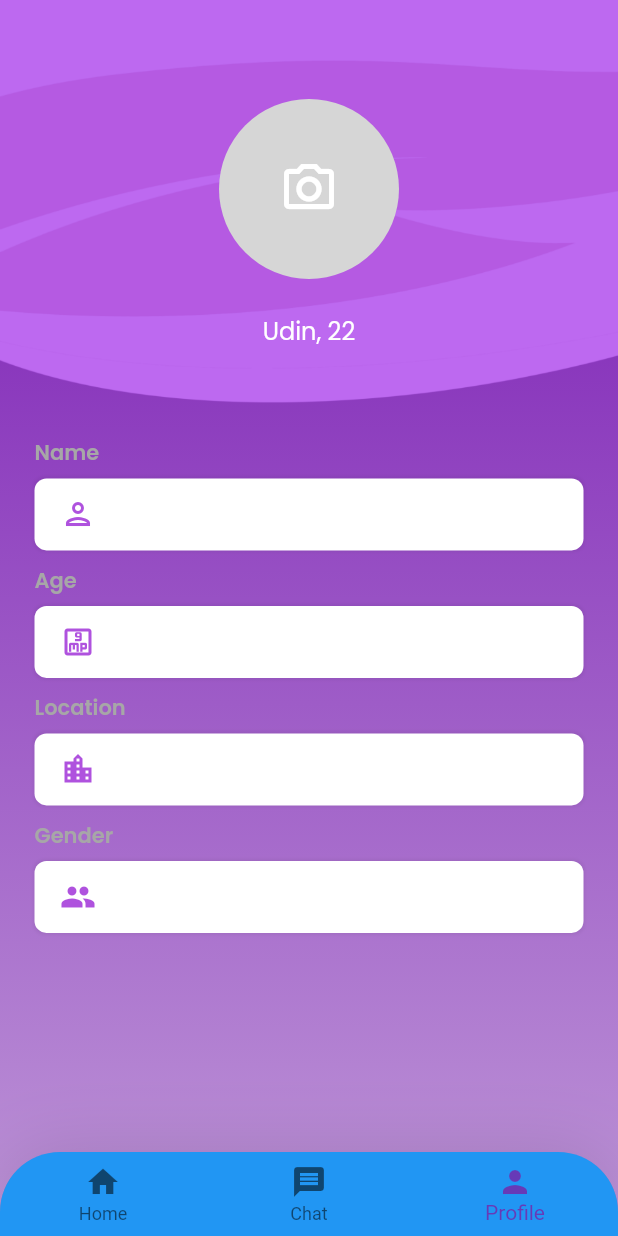
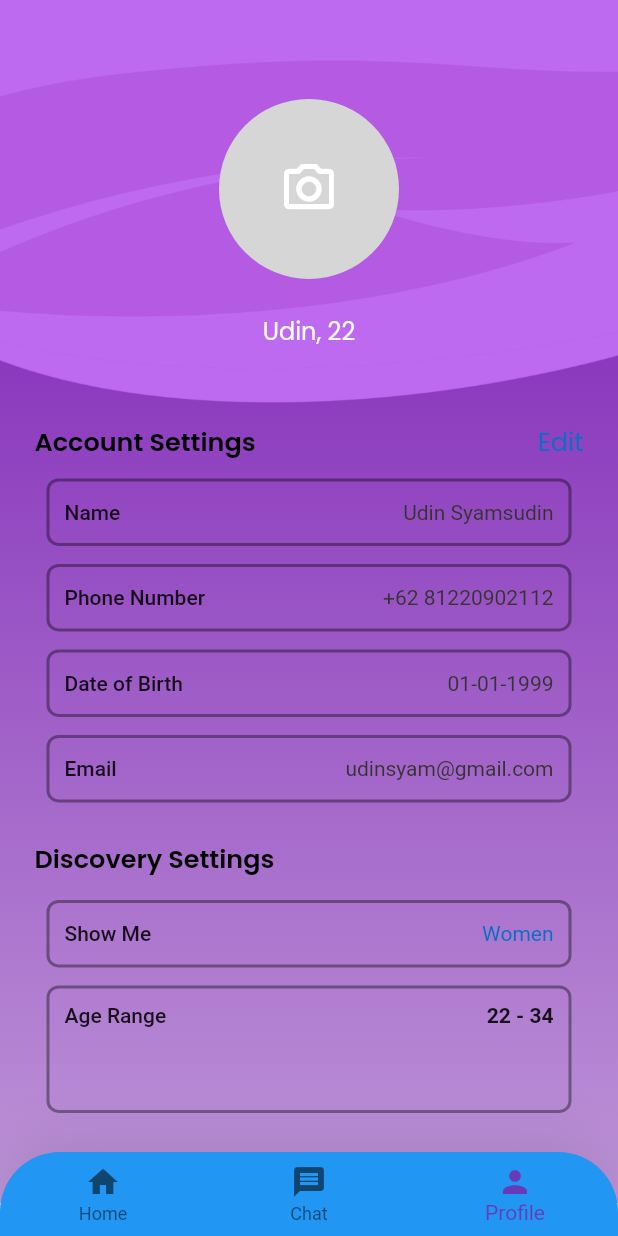
Before and after one commit to rafiizdhr/Likely, a Flutter app: the BottomNavBar screen opened by its route, item 3 of the bottom bar chosen, on a phone screen of 412 x 824 dp. Run offline on Flutter 3.47's test engine with Material 2 defaults, Android fonts, the phone set to English and light mode, and no system bars; our stand-ins replace appinio_swiper, cloud_firestore, firebase_auth, firebase_core, get, google_fonts and 1 more; accounts and stored records are empty.

Commit message:
edit profile terbaru

```diff
--- a/lib/main.dart
+++ b/lib/main.dart
@@ -41,7 +41,8 @@ class MyApp extends StatelessWidget {
               "/Home": (ctx) => BottomNavBar(),
               "/Signup": (ctx) => Signup(),
               "/Signin": (ctx) => Signin(),
-              "/profile": (ctx) => ProfileSettingScreen(),
+              "/Profile": (ctx) => Profile(),
+              "/ProfileEdit": (ctx) => ProfileEdit(),
               "/chat": (ctx) => ChatField(),
             },
             initialRoute: "/Signin",
--- a/lib/pages/pages.dart
+++ b/lib/pages/pages.dart
@@ -15,5 +15,6 @@ part 'chat_page.dart';
 part 'chat_field.dart';
 part 'home_screen.dart';
 part 'profile_page.dart';
+part 'editprofile_page.dart';
 part 'signin.dart';
 part 'signup.dart';
--- a/lib/pages/profile_page.dart
+++ b/lib/pages/profile_page.dart
@@ -1,19 +1,13 @@
 part of 'pages.dart';
 
-class ProfileSettingScreen extends StatefulWidget {
-  const ProfileSettingScreen({Key? key}) : super(key: key);
+class Profile extends StatefulWidget {
+  const Profile({Key? key}) : super(key: key);
 
   @override
-  State<ProfileSettingScreen> createState() => _ProfileSettingScreenState();
+  State<Profile> createState() => _ProfileState();
 }
 
-class _ProfileSettingScreenState extends State<ProfileSettingScreen> {
-  TextEditingController nameController = TextEditingController();
-  TextEditingController homeController = TextEditingController();
-  TextEditingController businessController = TextEditingController();
-  TextEditingController shopController = TextEditingController();
-  GlobalKey<FormState> formKey = GlobalKey<FormState>();
-
+class _ProfileState extends State<Profile> {
   final ImagePicker _picker = ImagePicker();
   File? selectedImage;
 
@@ -44,108 +38,12 @@ class _ProfileSettingScreenState extends State<ProfileSettingScreen> {
             mainAxisAlignment: MainAxisAlignment.start,
             crossAxisAlignment: CrossAxisAlignment.start,
             children: [
-              Container(
-                height: Get.height * 0.33,
-                child: Stack(
-                  children: [
-                    ProfileWidget(),
-                    Align(
-                      alignment: AlignmentDirectional.center,
-                      child: InkWell(
-                        onTap: () {
-                          getImage(ImageSource.camera);
-                        },
-                        child: selectedImage == null
-                            ? Container(
-                                width: 120,
-                                height: 120,
-                                margin: EdgeInsets.only(bottom: 20),
-                                decoration: BoxDecoration(
-                                    shape: BoxShape.circle,
-                                    color: Color(0xffD6D6D6)),
-                                child: Center(
-                                  child: Icon(
-                                    Icons.camera_alt_outlined,
-                                    size: 40,
-                                    color: Colors.white,
-                                  ),
-                                ),
-                              )
-                            : Container(
-                                width: 120,
-                                height: 120,
-                                margin: EdgeInsets.only(bottom: 20),
-                                decoration: BoxDecoration(
-                                    image: DecorationImage(
-                                        image: FileImage(selectedImage!),
-                                        fit: BoxFit.fill),
-                                    shape: BoxShape.circle,
-                                    color: Color(0xffD6D6D6)),
-                              ),
-                      ),
-                    ),
-                  ],
-                ),
-              ),
-              const SizedBox(
-                height: 20,
-              ),
-              Container(
-                padding: EdgeInsets.symmetric(horizontal: 23),
-                child: Form(
-                  key: formKey,
-                  child: Column(
-                    children: [
-                      TextFieldWidget(
-                          'Name', Icons.person_outlined, nameController,
-                          (String? input) {
-                        if (input!.isEmpty) {
-                          return 'Name is required!';
-                        }
-
-                        if (input.length < 5) {
-                          return 'Please enter a valid name!';
-                        }
-                        return null;
-                      }, onTap: () async {}, readOnly: false),
-                      const SizedBox(
-                        height: 10,
-                      ),
-                      TextFieldWidget(
-                          'Age', Icons.nine_mp_outlined, homeController,
-                          (String? input) {
-                        if (input!.isEmpty) {
-                          return 'Age is required!';
-                        }
-                        return null;
-                      }, onTap: () async {}, readOnly: false),
-                      const SizedBox(
-                        height: 10,
-                      ),
-                      TextFieldWidget(
-                          'Location', Icons.location_city, businessController,
-                          (String? input) {
-                        if (input!.isEmpty) {
-                          return 'Location is required!';
-                        }
-                      }, onTap: () async {}, readOnly: false),
-                      const SizedBox(
-                        height: 10,
-                      ),
-                      TextFieldWidget('Gender', Icons.people, shopController,
-                          (String? input) {
-                        if (input!.isEmpty) {
-                          return 'Gender required!';
-                        }
-                        return null;
-                      }, onTap: () async {}, readOnly: false),
-                      const SizedBox(
-                        height: 250,
-                      ),
-                    ],
-                  ),
-                ),
-              )
+              EditImageProfile(),
+              SizedBox(height: 10),
+              AccountSettings(),
+              SizedBox(height: 25),
+              DiscoverySettings(),
+              SizedBox(height: 60),
             ],
           ),
         ),
@@ -203,17 +101,179 @@ class _ProfileSettingScreenState extends State<ProfileSettingScreen> {
     );
   }
 
-  Widget greenButton(String title, Function onPressed) {
-    return MaterialButton(
-      minWidth: Get.width,
-      height: 50,
-      shape: RoundedRectangleBorder(borderRadius: BorderRadius.circular(5)),
-      color: CupertinoColors.activeGreen,
-      onPressed: () => onPressed(),
-      child: Text(
-        title,
-        style: GoogleFonts.poppins(
-            fontSize: 16, fontWeight: FontWeight.bold, color: Colors.white),
+  Widget EditImageProfile() => Container(
+        height: Get.height * 0.33,
+        child: Stack(
+          children: [
+            ProfileWidget(),
+            Align(
+              alignment: AlignmentDirectional.center,
+              child: InkWell(
+                onTap: () {
+                  getImage(ImageSource.camera);
+                },
+                child: selectedImage == null
+                    ? Container(
+                        width: 120,
+                        height: 120,
+                        margin: EdgeInsets.only(bottom: 20),
+                        decoration: BoxDecoration(
+                            shape: BoxShape.circle, color: Color(0xffD6D6D6)),
+                        child: Center(
+                          child: Icon(
+                            Icons.camera_alt_outlined,
+                            size: 40,
+                            color: Colors.white,
+                          ),
+                        ),
+                      )
+                    : Container(
+                        width: 120,
+                        height: 120,
+                        margin: EdgeInsets.only(bottom: 20),
+                        decoration: BoxDecoration(
+                            image: DecorationImage(
+                                image: FileImage(selectedImage!),
+                                fit: BoxFit.fill),
+                            shape: BoxShape.circle,
+                            color: Color(0xffD6D6D6)),
+                      ),
+              ),
+            ),
+          ],
+        ),
+      );
+
+  Widget AccountSettings() => Container(
+        padding: EdgeInsets.symmetric(horizontal: 23),
+        child: Column(
+          children: [
+            Row(
+              mainAxisAlignment: MainAxisAlignment.spaceBetween,
+              children: [
+                Text("Account Settings",
+                    style: GoogleFonts.poppins(
+                        color: Colors.black,
+                        fontSize: 17,
+                        fontWeight: FontWeight.w600)),
+                GestureDetector(
+                  onTap: () => Navigator.pushNamed(context, "/ProfileEdit"),
+                  child: Text("Edit",
+                      style: GoogleFonts.poppins(
+                          color: Color.fromARGB(255, 8, 111, 196),
+                          fontSize: 17)),
+                ),
+              ],
+            ),
+            SizedBox(height: 12),
+            kontener("Name", "Udin Syamsudin"),
+            SizedBox(height: 12),
+            kontener("Phone Number", "+62 81220902112"),
+            SizedBox(height: 12),
+            kontener("Date of Birth", "01-01-1999"),
+            SizedBox(height: 12),
+            kontener("Email", "udinsyam@gmail.com"),
+          ],
+        ),
+      );
+
+  Widget DiscoverySettings() => Container(
+        padding: EdgeInsets.symmetric(horizontal: 23),
+        child: Column(
+          children: [
+            Row(
+              mainAxisAlignment: MainAxisAlignment.spaceBetween,
+              children: [
+                Text("Discovery Settings",
+                    style: GoogleFonts.poppins(
+                        color: Colors.black,
+                        fontSize: 17,
+                        fontWeight: FontWeight.w600)),
+              ],
+            ),
+            SizedBox(height: 15),
+            Container(
+              width: 350,
+              height: 45,
+              decoration: BoxDecoration(
+                borderRadius: BorderRadius.circular(8),
+                border: Border.all(width: 2, color: Colors.black38),
+              ),
+              child: const Padding(
+                padding: EdgeInsets.symmetric(horizontal: 10),
+                child: Row(
+                  mainAxisAlignment: MainAxisAlignment.spaceBetween,
+                  children: [
+                    Text(
+                      "Show Me",
+                      style: TextStyle(fontWeight: FontWeight.w500),
+                    ),
+                    Text(
+                      "Women",
+                      style: TextStyle(
+                          fontWeight: FontWeight.w400,
+                          color: Color.fromARGB(255, 8, 111, 196)),
+                    ),
+                  ],
+                ),
+              ),
+            ),
+            SizedBox(height: 12),
+            Container(
+              width: 350,
+              height: 85,
+              decoration: BoxDecoration(
+                borderRadius: BorderRadius.circular(8),
+                border: Border.all(width: 2, color: Colors.black38),
+              ),
+              child: Column(
+                children: [
+                  Padding(
+                    padding: EdgeInsets.symmetric(horizontal: 10, vertical: 10),
+                    child: Row(
+                      mainAxisAlignment: MainAxisAlignment.spaceBetween,
+                      children: [
+                        Text(
+                          "Age Range",
+                          style: TextStyle(fontWeight: FontWeight.w500),
+                        ),
+                        Text(
+                          "22 - 34",
+                          style: TextStyle(fontWeight: FontWeight.w600),
+                        ),
+                      ],
+                    ),
+                  ),
+                ],
+              ),
+            ),
+          ],
+        ),
+      );
+
+  Container kontener(String kiri, String kanan) {
+    return Container(
+      width: 350,
+      height: 45,
+      decoration: BoxDecoration(
+        borderRadius: BorderRadius.circular(8),
+        border: Border.all(width: 2, color: Colors.black38),
+      ),
+      child: Padding(
+        padding: const EdgeInsets.symmetric(horizontal: 10),
+        child: Row(
+          mainAxisAlignment: MainAxisAlignment.spaceBetween,
+          children: [
+            Text(
+              kiri,
+              style: TextStyle(fontWeight: FontWeight.w500),
+            ),
+            Text(
+              kanan,
+              style: TextStyle(color: Color.fromARGB(255, 54, 51, 51)),
+            ),
+          ],
+        ),
       ),
     );
   }
--- a/lib/provider/page_data.dart
+++ b/lib/provider/page_data.dart
@@ -17,7 +17,7 @@ class PageData extends ChangeNotifier {
       case 1:
         return ChatPage(); // Replace with your ChatScreen widget
       case 2:
-        return ProfileSettingScreen(); // Replace with your ProfileScreen widget
+        return Profile(); // Replace with your ProfileScreen widget
       default:
         return Container(); // Default case, replace with appropriate widget
     }
```
Also changed, not shown: lib/pages/editprofile_page.dart (added, +160 -0 lines), pubspec.yaml (+8 -8 lines), pubspec.lock, 1 other file.
